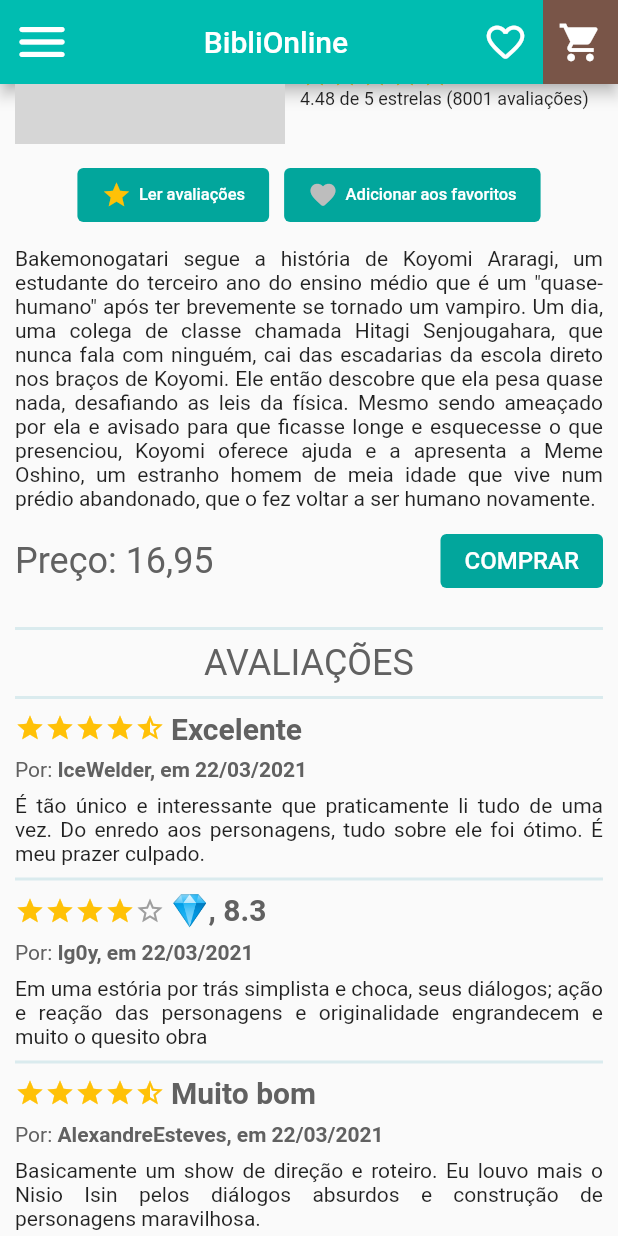
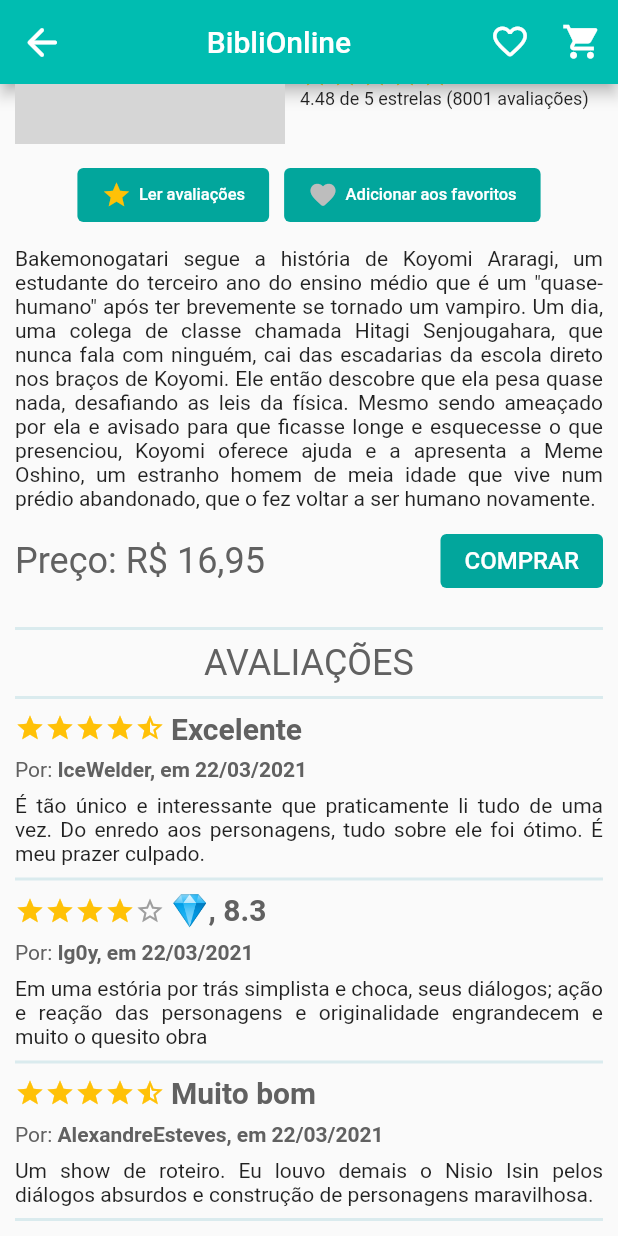
Before and after one commit to sandenson/flutter-bookstore, a Flutter app: the BookPage screen opened directly, scrolled down 150 dp, on a phone screen of 412 x 824 dp. Run offline on Flutter 3.47's test engine with Material 2 defaults, Android fonts, the phone set to English and light mode, and no system bars; network calls fail; grey boxes are pictures that could not be loaded.

Commit message:
feat: Navegação pronta e alguns estilos alterados.

```diff
--- a/lib/pagina_livro.dart
+++ b/lib/book_page.dart
@@ -1,4 +1,6 @@
 import 'package:flutter/material.dart';
+import 'cart.dart';
+import 'favorites.dart';
 
 class BookPage extends StatefulWidget {
   @override
@@ -88,7 +90,7 @@
             mainAxisAlignment: MainAxisAlignment.spaceBetween,
             children: [
               Text(
-                "Preço: " +
+                "Preço: R\$ " +
                     price.toString().replaceFirst(
                         RegExp('.'), ',', price.toString().length - 3),
                 style: TextStyle(
@@ -252,9 +254,14 @@
 
   buildAppBar() {
     return AppBar(
-      leading: Icon(
-        Icons.menu_rounded,
-        size: 40,
+      leading: IconButton(
+        icon: Icon(
+          Icons.arrow_back_rounded,
+          size: 30,
+        ),
+        onPressed: () {
+          Navigator.pop(context);
+        },
       ),
       backgroundColor: Color(0xFF00bdb1),
       title: Align(
@@ -265,15 +272,32 @@
         ),
       ),
       actions: [
-        Container(
-          child: Icon(Icons.favorite_outline_rounded, size: 30),
-          width: 50,
+        IconButton(
+          icon: Icon(
+            Icons.favorite_outline_rounded,
+            color: Colors.white,
+            size: 27,
+          ),
+          onPressed: () {
+            Navigator.push(
+              context,
+              MaterialPageRoute(builder: (context) => Favorite()),
+            );
+          },
         ),
-        Container(
-          color: Colors.brown[500],
-          child: Icon(Icons.shopping_cart, size: 30),
-          width: 50,
-        )
+        IconButton(
+          icon: Icon(
+            Icons.shopping_cart,
+            color: Colors.white,
+            size: 27,
+          ),
+          onPressed: () {
+            Navigator.push(
+              context,
+              MaterialPageRoute(builder: (context) => Cart()),
+            );
+          },
+        ),
       ],
     );
   }
@@ -308,6 +332,7 @@
           ),
         ),
         ListView.builder(
+          physics: NeverScrollableScrollPhysics(),
           shrinkWrap: true,
           itemCount: reviews.length,
           itemBuilder: (context, i) {
@@ -324,6 +349,7 @@
       padding: EdgeInsets.symmetric(vertical: 8),
       child: ListView(
         shrinkWrap: true,
+        physics: NeverScrollableScrollPhysics(),
         children: [
           Flexible(
             child: Row(
@@ -422,7 +448,7 @@
   const Review(
     title: "Muito bom",
     text:
-        "Basicamente um show de direção e roteiro. Eu louvo mais o Nisio Isin pelos diálogos absurdos e construção de personagens maravilhosa.",
+        "Um show de roteiro. Eu louvo demais o Nisio Isin pelos diálogos absurdos e construção de personagens maravilhosa.",
     username: "AlexandreEsteves",
     rating: 4.5,
     date: "22/03/2021",
```
Also changed, not shown: lib/cart.dart (+21 -9 lines), lib/favorites.dart (+114 -32 lines), lib/home.dart (+22 -6 lines), lib/login_page.dart (+9 -4 lines).
